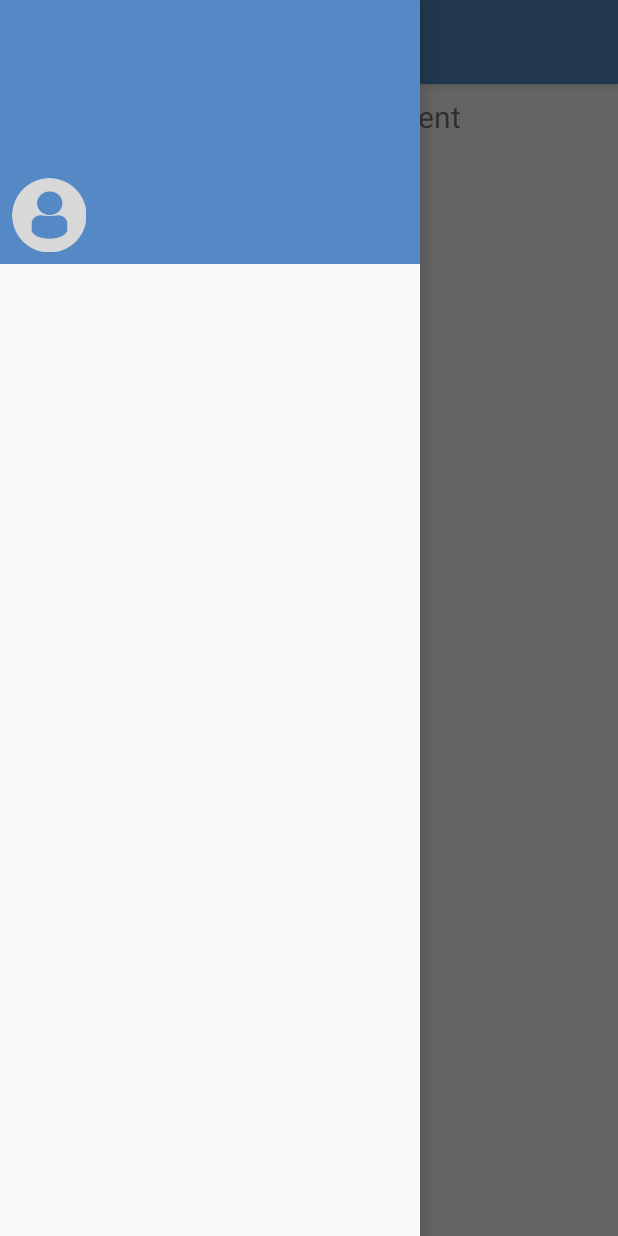
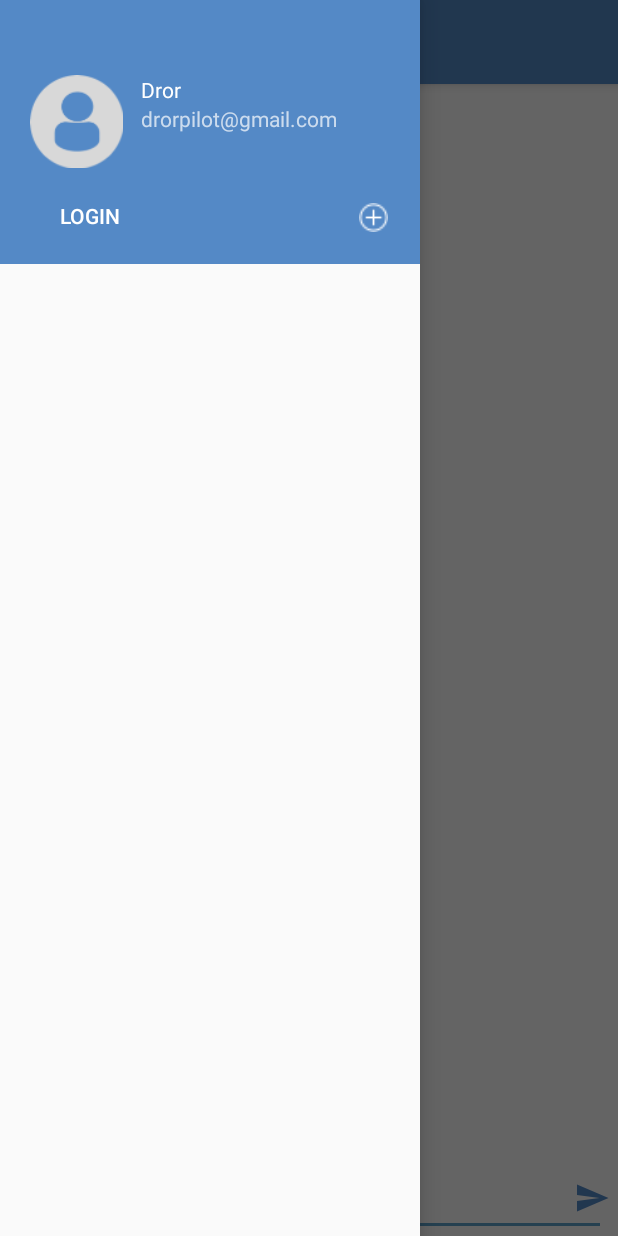
Before and after one commit to r52698/Smack, an Android app: the screen it shows after launch (MainActivity), with the side drawer open, on a phone screen of 412 x 824 dp. Run offline under Robolectric (Android 15) with nearby library versions, the phone set to English and light mode, and no system bars; our stand-ins replace navigation-ui.

Commit message:
lesson 2

```diff
--- a/app/src/main/java/com/example/smack/MainActivity.kt
+++ b/app/src/main/java/com/example/smack/MainActivity.kt
@@ -13,6 +13,7 @@ import com.google.android.material.navigation.NavigationView
 import androidx.appcompat.app.AppCompatActivity
 import androidx.appcompat.widget.Toolbar
 import android.view.Menu
+import android.view.View
 
 class MainActivity : AppCompatActivity() {
 
@@ -43,4 +44,16 @@ class MainActivity : AppCompatActivity() {
         val navController = findNavController(R.id.nav_host_fragment)
         return navController.navigateUp(appBarConfiguration) || super.onSupportNavigateUp()
     }
+
+    fun loginBtnNavClicked(view: View) {
+
+    }
+
+    fun addChannelClicked(view: View) {
+
+    }
+
+    fun sendMessageBtnClicked(view: View) {
+
+    }
 }
--- a/app/src/main/java/com/example/smack/ui/home/HomeViewModel.kt
+++ b/app/src/main/java/com/example/smack/ui/home/HomeViewModel.kt
@@ -7,7 +7,7 @@ import androidx.lifecycle.ViewModel
 class HomeViewModel : ViewModel() {
 
     private val _text = MutableLiveData<String>().apply {
-        value = "This is home Fragment"
+        //value = "This is home Fragment"
     }
     val text: LiveData<String> = _text
 }
--- a/app/src/main/res/layout/content_main.xml
+++ b/app/src/main/res/layout/content_main.xml
@@ -17,4 +17,51 @@
         app:layout_constraintRight_toRightOf="parent"
         app:layout_constraintTop_toTopOf="parent"
         app:navGraph="@navigation/mobile_navigation" />
+
+    <TextView
+        android:id="@+id/mainChannelName"
+        android:layout_width="0dp"
+        android:layout_height="wrap_content"
+        android:layout_marginTop="8dp"
+        android:text="Please Log In"
+        android:textAlignment="center"
+        app:layout_constraintEnd_toEndOf="parent"
+        app:layout_constraintStart_toStartOf="parent"
+        app:layout_constraintTop_toTopOf="parent" />
+
+    <EditText
+        android:id="@+id/messageTextField"
+        android:layout_width="0dp"
+        android:layout_height="wrap_content"
+        android:layout_marginStart="8dp"
+        android:layout_marginEnd="8dp"
+        android:ems="10"
+        android:gravity="start|top"
+        android:hint="Message:"
+        android:inputType="textMultiLine"
+        app:layout_constraintBottom_toBottomOf="parent"
+        app:layout_constraintEnd_toEndOf="parent"
+        app:layout_constraintStart_toStartOf="parent" />
+
+    <ImageButton
+        android:id="@+id/sendMessageBtn"
+        android:layout_width="35dp"
+        android:layout_height="35dp"
+        android:layout_marginBottom="8dp"
+        android:background="@android:color/transparent"
+        android:onClick="sendMessageBtnClicked"
+        android:tint="@color/colorPrimary"
+        app:layout_constraintBottom_toBottomOf="parent"
+        app:layout_constraintEnd_toEndOf="parent"
+        app:srcCompat="@drawable/ic_menu_send" />
+
+    <androidx.recyclerview.widget.RecyclerView
+        android:id="@+id/messageListView"
+        android:layout_width="0dp"
+        android:layout_height="0dp"
+        android:layout_marginTop="8dp"
+        app:layout_constraintBottom_toTopOf="@+id/messageTextField"
+        app:layout_constraintEnd_toEndOf="parent"
+        app:layout_constraintStart_toStartOf="parent"
+        app:layout_constraintTop_toBottomOf="@+id/mainChannelName" />
 </androidx.constraintlayout.widget.ConstraintLayout>
--- a/app/src/main/res/layout/nav_header_main.xml
+++ b/app/src/main/res/layout/nav_header_main.xml
@@ -10,35 +10,63 @@
     android:theme="@style/ThemeOverlay.AppCompat.Dark">
 
     <ImageView
-        android:id="@+id/imageView"
-        android:layout_width="wrap_content"
-        android:layout_height="wrap_content"
-        android:layout_marginStart="8dp"
-        android:layout_marginBottom="8dp"
+        android:id="@+id/userImageNavHeader"
+        android:layout_width="70dp"
+        android:layout_height="70dp"
+        android:layout_marginStart="16dp"
+        android:layout_marginBottom="16dp"
         android:contentDescription="@string/nav_header_desc"
         android:paddingTop="@dimen/nav_header_vertical_spacing"
-        app:layout_constraintBottom_toBottomOf="parent"
+        app:layout_constraintBottom_toTopOf="@+id/loginBtnNavHeader"
         app:layout_constraintStart_toStartOf="parent"
         app:srcCompat="@drawable/profiledefault" />
 
     <TextView
-        android:id="@+id/textView2"
+        android:id="@+id/userNameNavHeader"
         android:layout_width="wrap_content"
         android:layout_height="wrap_content"
         android:layout_marginStart="8dp"
         android:paddingTop="@dimen/nav_header_vertical_spacing"
+        android:text="Dror"
         android:textAppearance="@style/TextAppearance.AppCompat.Body1"
-        app:layout_constraintStart_toEndOf="@+id/imageView"
-        app:layout_constraintTop_toTopOf="@+id/imageView"
+        app:layout_constraintStart_toEndOf="@+id/userImageNavHeader"
+        app:layout_constraintTop_toTopOf="@+id/userImageNavHeader"
         tools:text="Dror" />
 
     <TextView
-        android:id="@+id/textView"
+        android:id="@+id/userEmailNavHeader"
         android:layout_width="wrap_content"
         android:layout_height="wrap_content"
         android:layout_marginStart="8dp"
-        app:layout_constraintStart_toEndOf="@+id/imageView"
-        app:layout_constraintTop_toBottomOf="@+id/textView2"
+        android:text="drorpilot@gmail.com"
+        app:layout_constraintStart_toEndOf="@+id/userImageNavHeader"
+        app:layout_constraintTop_toBottomOf="@+id/userNameNavHeader"
         tools:text="drorpilot@gmail.com" />
 
+    <Button
+        android:id="@+id/loginBtnNavHeader"
+        android:layout_width="wrap_content"
+        android:layout_height="32dp"
+        android:layout_marginStart="16dp"
+        android:layout_marginBottom="16dp"
+        android:background="@android:color/transparent"
+        android:onClick="loginBtnNavClicked"
+        android:text="Login"
+        app:layout_constraintBottom_toBottomOf="parent"
+        app:layout_constraintStart_toStartOf="parent" />
+
+    <ImageButton
+        android:id="@+id/addChannelBtn"
+        android:layout_width="30dp"
+        android:layout_height="30dp"
+        android:layout_marginEnd="16dp"
+        android:layout_marginBottom="16dp"
+        android:background="@android:color/transparent"
+        android:onClick="addChannelClicked"
+        android:padding="5dp"
+        android:scaleType="fitXY"
+        app:layout_constraintBottom_toBottomOf="parent"
+        app:layout_constraintEnd_toEndOf="parent"
+        app:srcCompat="@drawable/addchannelbutton" />
+
 </androidx.constraintlayout.widget.ConstraintLayout>
--- a/app/src/main/res/values/colors.xml
+++ b/app/src/main/res/values/colors.xml
@@ -1,6 +1,6 @@
 <?xml version="1.0" encoding="utf-8"?>
 <resources>
     <color name="colorPrimary">#5489C6</color>
-    <color name="colorPrimaryDark">#00574B</color>
+    <color name="colorPrimaryDark">#5489C6</color>
     <color name="colorAccent">#5EA0C9</color>
 </resources>
--- a/app/src/main/res/values/strings.xml
+++ b/app/src/main/res/values/strings.xml
@@ -7,7 +7,7 @@
     <string name="nav_header_desc">Navigation header</string>
     <string name="action_settings">Settings</string>
 
-    <string name="menu_home">Home</string>
+    <string name="menu_home">Smack</string>
     <string name="menu_gallery">Gallery</string>
     <string name="menu_slideshow">Slideshow</string>
     <string name="menu_tools">Tools</string>
```
